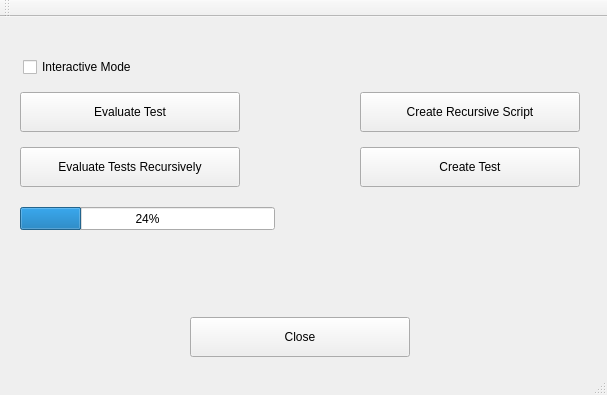
vircadia/vircadia-native-core, file tools/auto-tester/src/ui/AutoTester.ui: the form before one commit.
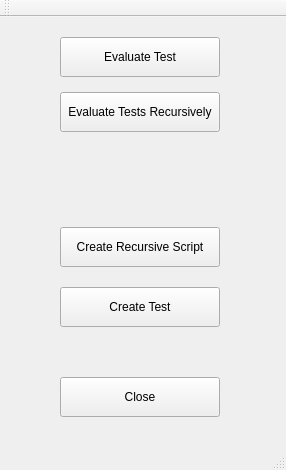
The form after the commit.

Commit message: Reverted to old version of auto-tester.

Patch:
```diff
--- a/tools/auto-tester/src/ui/AutoTester.ui
+++ b/tools/auto-tester/src/ui/AutoTester.ui
@@ -6,8 +6,8 @@
    <rect>
     <x>0</x>
     <y>0</y>
-    <width>607</width>
-    <height>395</height>
+    <width>286</width>
+    <height>470</height>
    </rect>
   </property>
   <property name="windowTitle">
@@ -17,9 +17,9 @@
    <widget class="QPushButton" name="closeButton">
     <property name="geometry">
      <rect>
-      <x>190</x>
-      <y>300</y>
-      <width>220</width>
+      <x>60</x>
+      <y>360</y>
+      <width>160</width>
       <height>40</height>
      </rect>
     </property>
@@ -30,9 +30,9 @@
    <widget class="QPushButton" name="createTestButton">
     <property name="geometry">
      <rect>
-      <x>360</x>
-      <y>130</y>
-      <width>220</width>
+      <x>60</x>
+      <y>270</y>
+      <width>160</width>
       <height>40</height>
      </rect>
     </property>
@@ -43,9 +43,9 @@
    <widget class="QPushButton" name="evaluateTestsButton">
     <property name="geometry">
      <rect>
-      <x>20</x>
-      <y>75</y>
-      <width>220</width>
+      <x>60</x>
+      <y>20</y>
+      <width>160</width>
       <height>40</height>
      </rect>
     </property>
@@ -56,9 +56,9 @@
    <widget class="QPushButton" name="createRecursiveScriptButton">
     <property name="geometry">
      <rect>
-      <x>360</x>
-      <y>75</y>
-      <width>220</width>
+      <x>60</x>
+      <y>210</y>
+      <width>160</width>
       <height>40</height>
      </rect>
     </property>
@@ -69,9 +69,9 @@
    <widget class="QPushButton" name="evaluateTestsRecursivelyButton">
     <property name="geometry">
      <rect>
-      <x>20</x>
-      <y>130</y>
-      <width>220</width>
+      <x>60</x>
+      <y>75</y>
+      <width>160</width>
       <height>40</height>
      </rect>
     </property>
@@ -79,35 +79,6 @@
      <string>Evaluate Tests Recursively</string>
     </property>
    </widget>
-   <widget class="QCheckBox" name="checkBoxInteractiveMode">
-    <property name="geometry">
-     <rect>
-      <x>23</x>
-      <y>40</y>
-      <width>131</width>
-      <height>20</height>
-     </rect>
-    </property>
-    <property name="toolTip">
-     <string>&lt;html&gt;&lt;head/&gt;&lt;body&gt;&lt;p&gt;If unchecked, will not show results during evaluation&lt;/p&gt;&lt;/body&gt;&lt;/html&gt;</string>
-    </property>
-    <property name="text">
-     <string>Interactive Mode</string>
-    </property>
-   </widget>
-   <widget class="QProgressBar" name="progressBar">
-    <property name="geometry">
-     <rect>
-      <x>20</x>
-      <y>190</y>
-      <width>255</width>
-      <height>23</height>
-     </rect>
-    </property>
-    <property name="value">
-     <number>24</number>
-    </property>
-   </widget>
   </widget>
   <widget class="QMenuBar" name="menuBar">
    <property name="geometry">
```
Left out of the diff: 2 changed lines with no effect on the pictures. The commit also changes 10 other files.
